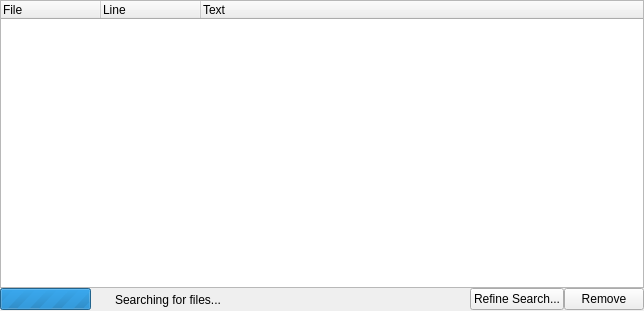
Qt form kate/plugins/findinfiles/resultwidget.ui (KDE/kate) before a commit.
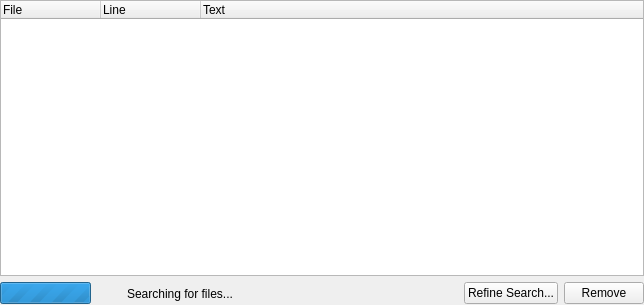
The same form after that commit.

Commit message: - fix spacing of buttons in result view - save config options before search so that search gets correct options

Patch:
```diff
--- a/kate/plugins/findinfiles/resultwidget.ui
+++ b/kate/plugins/findinfiles/resultwidget.ui
@@ -6,7 +6,7 @@
     <x>0</x>
     <y>0</y>
     <width>644</width>
-    <height>311</height>
+    <height>305</height>
    </rect>
   </property>
   <property name="windowTitle" >
@@ -16,9 +16,6 @@
    <property name="margin" >
     <number>0</number>
    </property>
-   <property name="spacing" >
-    <number>0</number>
-   </property>
    <item row="0" column="0" >
     <widget class="QTreeWidget" name="twResults" >
      <property name="indentation" >
@@ -67,7 +64,7 @@
         <number>0</number>
        </property>
        <property name="value" >
-        <number>15256</number>
+        <number>0</number>
        </property>
        <property name="textVisible" >
         <bool>false</bool>
```
The commit also changes 1 other file.
